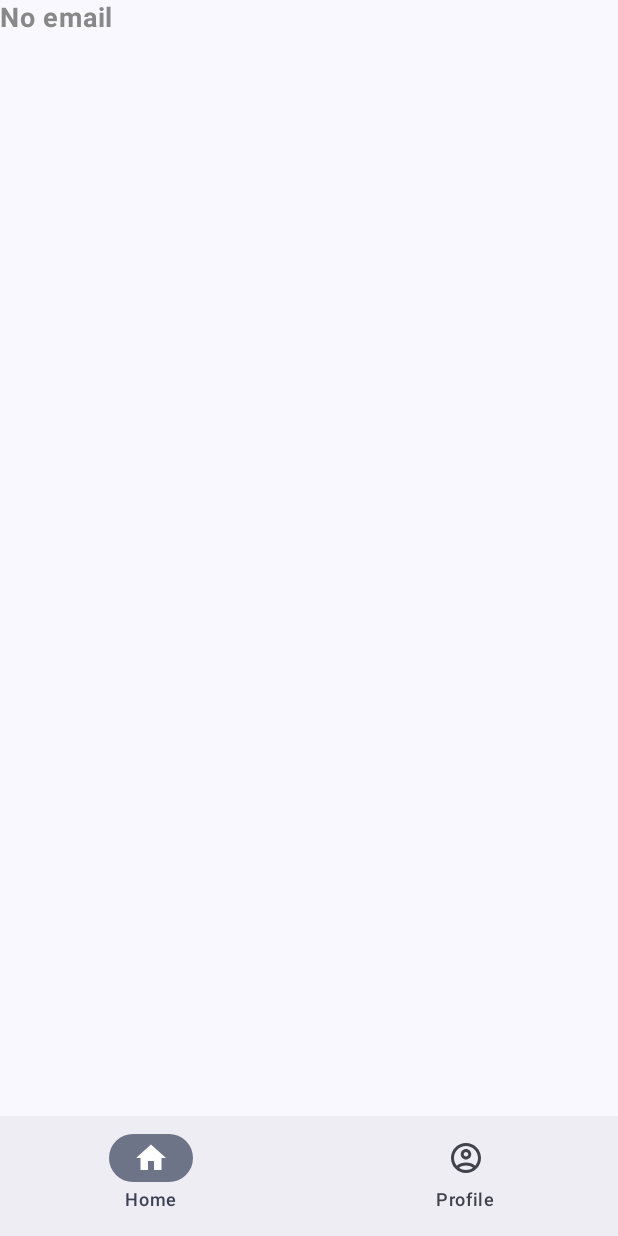
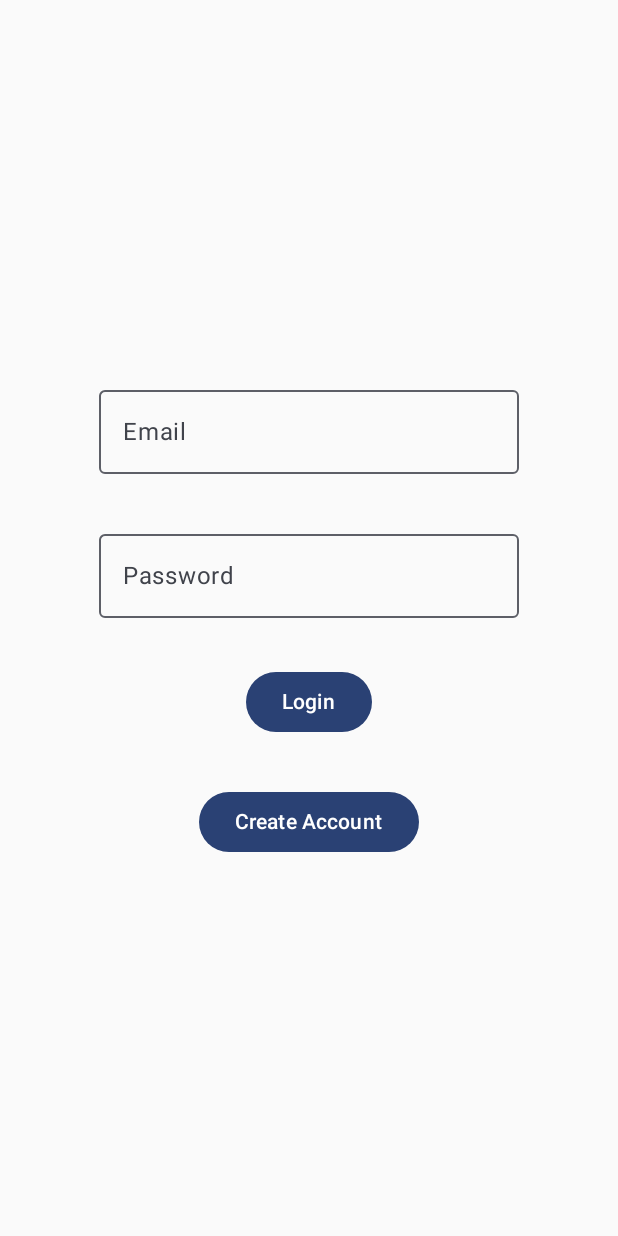
Before and after one commit to gabrielscholze-r/CodeCracker, an Android app built with Jetpack Compose: the screen it shows after launch (MainActivity), on a phone screen of 412 x 824 dp. Run offline under Robolectric (Android 15) with nearby library versions, the phone set to English and light mode, and no system bars; our stand-ins replace Firebase (no records; nobody signed in at launch, a user with empty details on screens opened directly).

Commit message:
pagina inicial login

```diff
--- a/app/src/main/java/com/scholze/codecracker/MainActivity.kt
+++ b/app/src/main/java/com/scholze/codecracker/MainActivity.kt
@@ -33,7 +33,7 @@ class MainActivity : ComponentActivity() {
         setContent {
             CodecrackerTheme {
                 val navController = rememberNavController()
-                NavHost(navController = navController, startDestination = "home/Hn7bcpQLoKT7hH3Ly4UptqAYKQr1") {
+                NavHost(navController = navController, startDestination = "login") {
                     composable("login") {
                         LoginPage(navController)
                     }
```
